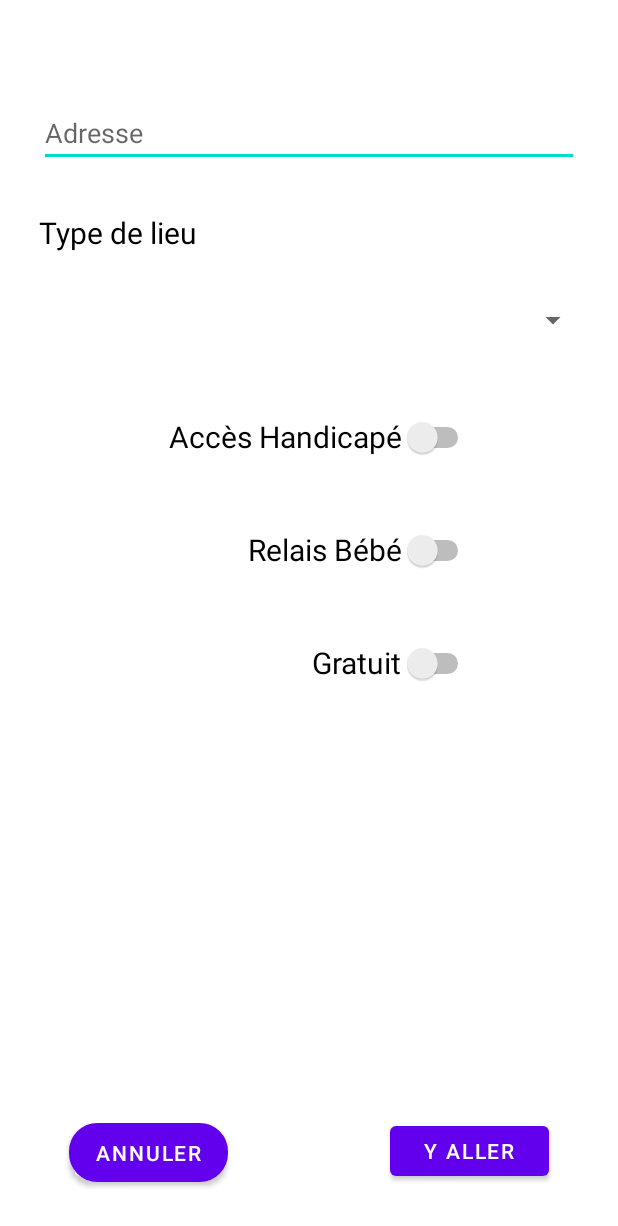
After one commit to IUT-Orsay-LP-PRISM/WC-Checker-App, an Android app: the layout popup_form_add.xml on its own in the app's theme, with its tools: preview values and no code run, on a phone screen of 412 x 824 dp. The commit adds this screen. Shown: the top 1226 px of the screen. Run offline under Robolectric (Android 15) with nearby library versions, the phone set to English and light mode, and no system bars.

Commit message:
ajout fonctionnalité add toilettes

```diff
--- a/app/src/main/java/fr/lpprism/Main/PopUp.java
+++ b/app/src/main/java/fr/lpprism/Main/PopUp.java
@@ -27,7 +27,7 @@ public class PopUp {
         buttonEdit.setOnClickListener(new View.OnClickListener() {
             @Override
             public void onClick(View v) {
-                Toast.makeText(view.getContext(), "Wow, popup action button", Toast.LENGTH_SHORT).show();
+                popupWindow.dismiss();
             }
         });
         Button buttonGo = popupView.findViewById(R.id.goBtn);
--- a/app/src/main/java/fr/lpprism/Main/mapManager/PlaceHolderPost.java
+++ b/app/src/main/java/fr/lpprism/Main/mapManager/PlaceHolderPost.java
@@ -14,6 +14,7 @@ public class PlaceHolderPost {
     private String horaires;
     private String acces_pmr;
     private String relais_bebe;
+    private String free;
 
     public String getLongitude() {
         return this.coordinatesX;
--- /dev/null
+++ b/app/src/main/res/layout/popup_form_add.xml
@@ -0,0 +1,112 @@
+<?xml version="1.0" encoding="utf-8"?>
+<LinearLayout xmlns:android="http://schemas.android.com/apk/res/android"
+              xmlns:app="http://schemas.android.com/apk/res-auto" xmlns:tools="http://schemas.android.com/tools" android:layout_width="match_parent"
+              android:layout_height="match_parent"
+              android:layout_margin="16dp"
+              android:orientation="vertical">
+
+    <androidx.constraintlayout.widget.ConstraintLayout
+        android:id="@+id/linearLayout2"
+        android:layout_width="fill_parent"
+        android:layout_height="fill_parent"
+        android:background="@drawable/rounded_corner"
+        android:gravity="center">
+
+        <Switch
+            android:id="@+id/form_Free"
+            android:layout_width="wrap_content"
+            android:layout_height="45dp"
+            android:layout_marginTop="30dp"
+            android:layout_marginEnd="80dp"
+            android:text="Gratuit"
+            android:textColor="#000000"
+            android:textSize="20sp"
+            app:layout_constraintEnd_toEndOf="parent"
+            app:layout_constraintTop_toBottomOf="@+id/form_relaisBB" />
+
+        <Switch
+            android:id="@+id/form_relaisBB"
+            android:layout_width="wrap_content"
+            android:layout_height="45dp"
+            android:layout_marginTop="30dp"
+            android:layout_marginEnd="80dp"
+            android:text="Relais Bébé"
+            android:textColor="#000000"
+            android:textSize="20sp"
+            app:layout_constraintEnd_toEndOf="parent"
+            app:layout_constraintTop_toBottomOf="@+id/form_accessPMR" />
+
+        <Button
+            android:id="@+id/messageButton"
+            style="@style/Widget.MaterialComponents.Button"
+            android:layout_width="106dp"
+            android:layout_height="39dp"
+            android:layout_marginStart="30dp"
+            android:layout_marginBottom="20dp"
+            android:background="@drawable/rounded_corner"
+            android:backgroundTintMode="src_over"
+            android:text="Annuler"
+            android:textColor="@android:color/white"
+            app:layout_constraintBottom_toBottomOf="parent"
+            app:layout_constraintStart_toStartOf="parent" />
+
+        <Button
+            android:id="@+id/goBtn"
+            android:layout_width="106dp"
+            android:layout_height="45dp"
+            android:layout_marginEnd="30dp"
+            android:layout_marginBottom="18dp"
+            android:text="Y aller"
+            app:layout_constraintBottom_toBottomOf="parent"
+            app:layout_constraintEnd_toEndOf="parent" />
+
+        <EditText
+            android:id="@+id/inputTextAdresse"
+            android:layout_width="0dp"
+            android:layout_height="wrap_content"
+            android:layout_marginStart="10dp"
+            android:layout_marginTop="50dp"
+            android:layout_marginEnd="10dp"
+            android:ems="10"
+            android:hint="Adresse"
+            android:inputType="textPersonName"
+            app:layout_constraintEnd_toEndOf="parent"
+            app:layout_constraintStart_toStartOf="parent"
+            app:layout_constraintTop_toTopOf="parent" />
+
+        <Spinner
+            android:id="@+id/spinnerTypeToilettes"
+            android:layout_width="360dp"
+            android:layout_height="50dp"
+            android:layout_marginTop="20dp"
+            app:layout_constraintEnd_toEndOf="parent"
+            app:layout_constraintHorizontal_bias="0.842"
+            app:layout_constraintStart_toStartOf="parent"
+            app:layout_constraintTop_toBottomOf="@+id/textView2" />
+
+        <Switch
+            android:id="@+id/form_accessPMR"
+            android:layout_width="wrap_content"
+            android:layout_height="45dp"
+            android:layout_marginTop="30dp"
+            android:layout_marginEnd="80dp"
+            android:text="Accès Handicapé"
+            android:textColor="#000000"
+            android:textSize="20sp"
+            app:layout_constraintEnd_toEndOf="parent"
+            app:layout_constraintTop_toBottomOf="@+id/spinnerTypeToilettes" />
+
+        <TextView
+            android:id="@+id/textView2"
+            android:layout_width="wrap_content"
+            android:layout_height="wrap_content"
+            android:layout_marginStart="10dp"
+            android:layout_marginTop="30dp"
+            android:text="Type de lieu"
+            android:textColor="#000000"
+            android:textSize="20sp"
+            app:layout_constraintStart_toStartOf="parent"
+            app:layout_constraintTop_toBottomOf="@+id/inputTextAdresse" />
+
+    </androidx.constraintlayout.widget.ConstraintLayout>
+</LinearLayout>
```
Also changed, not shown: app/src/main/java/fr/lpprism/Main/PopUpFormAdd.java (added, +120 -0 lines), app/src/main/java/fr/lpprism/Main/mapManager/PLaceHolderAPI.java (+7 -0 lines), app/src/main/java/fr/lpprism/Main/mapManager/test1_openMap.java (+21 -4 lines), app/src/main/res/layout/popup.xml (+22 -19 lines).
